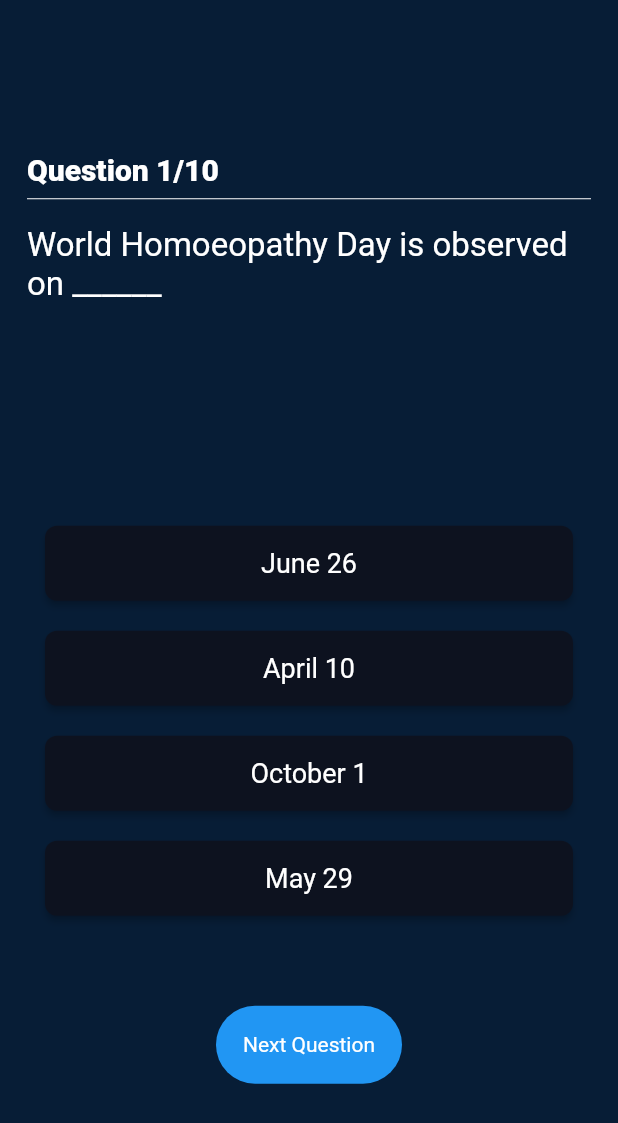
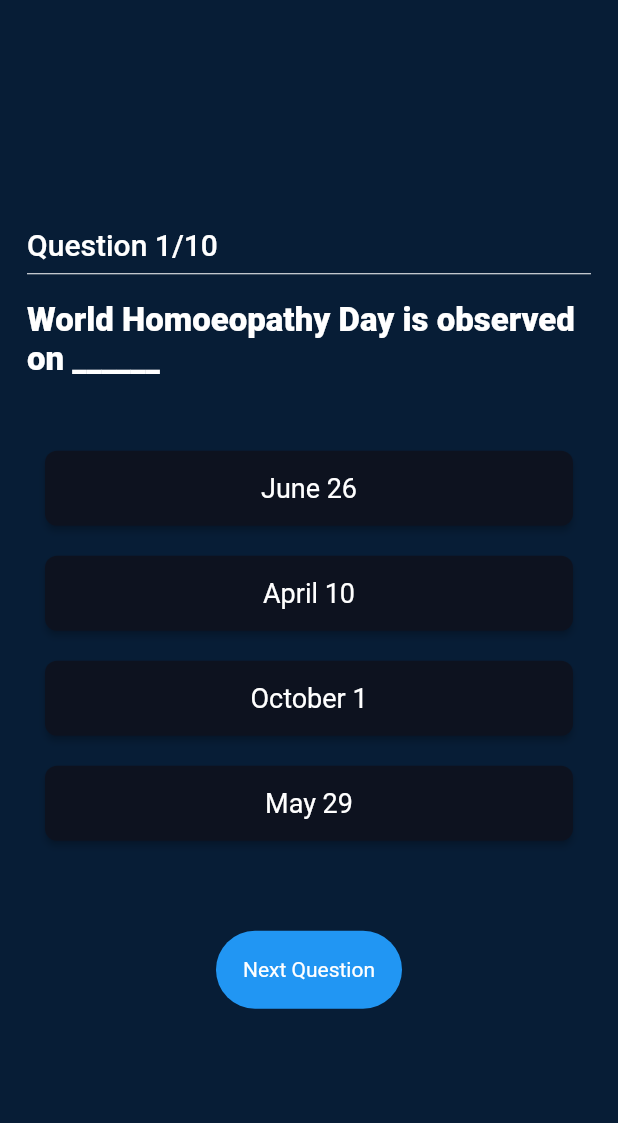
Before and after one commit to ikigai0822/Quiz_app_flutter, a Flutter app: the QuizzScreen screen opened directly, on a phone screen of 412 x 824 dp. Shown: the top 1123 px of the screen. Run offline on Flutter 3.47's test engine with Material 2 defaults, Android fonts, the phone set to English and light mode, and no system bars.

Commit message:
AppCompleted Successfully

```diff
--- a/lib/data/question_list.dart
+++ b/lib/data/question_list.dart
@@ -13,17 +13,17 @@ List<QuestionModel> question = [
   QuestionModel("What is the square of 42?",
     {
 
-      "1764": true,
       "1681": false,
       "1849": false,
+      "1764": true,
       "1936": false,
     }
   ),
 
   QuestionModel("Baku is the capital of which country?",
     {
+      "Kazakhstan": false,
       "Azerbaijan": true,
-      "Kazakhstan": false,
       "Armenia": false,
       "Turkmenistan": false,
     }
@@ -31,10 +31,10 @@ List<QuestionModel> question = [
 
   QuestionModel("Name the currency used in Japan?",
     {
-      "Yen": true,
       "Rupee": false,
       "Dollar": false,
       "Euro": false,
+      "Yen": true,
     }
   ),
 
@@ -49,17 +49,17 @@ List<QuestionModel> question = [
 
   QuestionModel("The distance traveled by light in one year is called _______",
     {
-      "Light Year": true,
       "Parsec": false,
       "Astronomical Unit": false,
+      "Light Year": true,
       "Light Minute": false,
     }
   ),
 
   QuestionModel("When is World Hearing Day?",
     {
+      "April 7": false,
       "March 23": true,
-      "April 7": false,
       "May 15": false,
       "June 10": false,
     }
@@ -67,28 +67,28 @@ List<QuestionModel> question = [
 
   QuestionModel("What is the theme of World Hearing Day 2022?",
     {
-      "To hear for life, listen with care!": true,
       "Sound Check: Check Your Hearing!": false,
       "Protect Your Hearing, Keep Sound in Mind!": false,
+      "To hear for life, listen with care!": true,
       "Listen up! Don't let noise damage your hearing!": false,
    }
   ),
 
   QuestionModel("_______________ is known as 'antisterility vitamin'?",
     {
-      "Vitamin E": true,
       "Vitamin C": false,
       "Vitamin B12": false,
       "Vitamin A": false,
+      "Vitamin E": true,
     }
   ),
 
   QuestionModel("Name a non-metal that conducts electricity?",
     {
-      "Graphite": true,
       "Copper": false,
       "Silver": false,
       "Aluminum": false,
+      "Graphite": true,
     }
   )
 
--- a/lib/screens/quiz_screens.dart
+++ b/lib/screens/quiz_screens.dart
@@ -55,7 +55,7 @@ class _QuizzScreenState extends State<QuizzScreen> {
                       style: TextStyle(
                         color: Colors.white,
                         fontSize: 20.0,
-                        fontWeight: FontWeight.w800
+                        fontWeight: FontWeight.w500
                       ),
                     ),
                   ),
@@ -68,12 +68,13 @@ class _QuizzScreenState extends State<QuizzScreen> {
                   ),
                   SizedBox(
                     width: double.infinity,
-                    height: 200.0,
+                    height: 100.0,
                     child: Text(
                       "${question[index].question}",
                       style: TextStyle(
                         color: Colors.white,
                         fontSize: 22.0,
+                        fontWeight: FontWeight.w800
                       ),
                     ),
                   ),
@@ -128,8 +129,8 @@ class _QuizzScreenState extends State<QuizzScreen> {
                                 builder: (context) => ResultScreen(score)));
                       } else {
                         _controller!.nextPage(
-                            duration: Duration(milliseconds: 250),
-                            curve: Curves.easeInExpo);
+                            duration: Duration(milliseconds: 300),
+                            curve: Curves.easeIn);
 
                         setState(() {
                           btnPressed = false;
```
Also changed, not shown: loginscreen.png (added), main screen.png (added), quiz.png (renamed from flutter_01.png), result.png (added).
